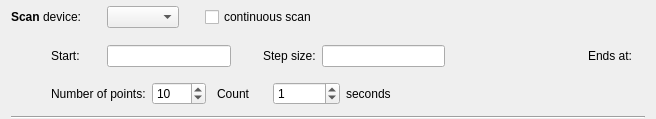
Old version of the form nicos/clients/gui/cmdlets/scan.ui in the repository mlz-ictrl/nicos.
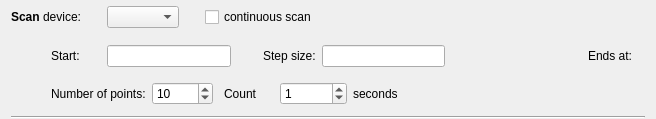
New version of the form.

Commit message: gui: increase maximum of "#steps" boxes in cmdlets

What changed in the file:
```diff
--- a/nicos/clients/gui/cmdlets/scan.ui
+++ b/nicos/clients/gui/cmdlets/scan.ui
@@ -223,7 +223,7 @@
         <number>1</number>
        </property>
        <property name="maximum">
-        <number>1000</number>
+        <number>99999</number>
        </property>
        <property name="value">
         <number>10</number>
```
The commit also changes 2 other files.
